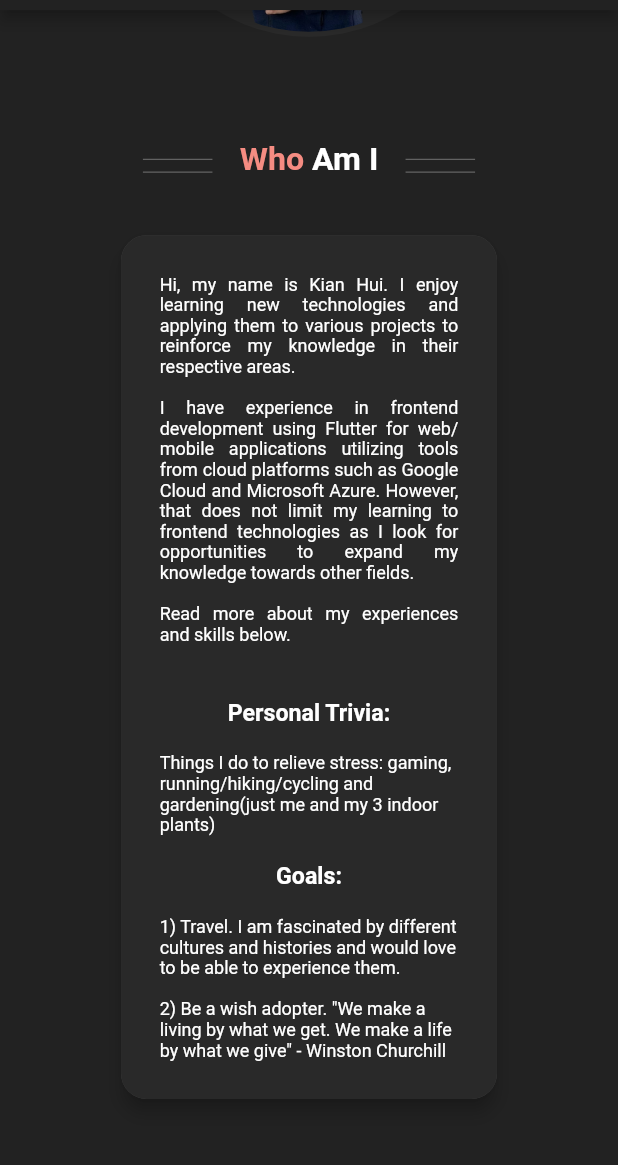
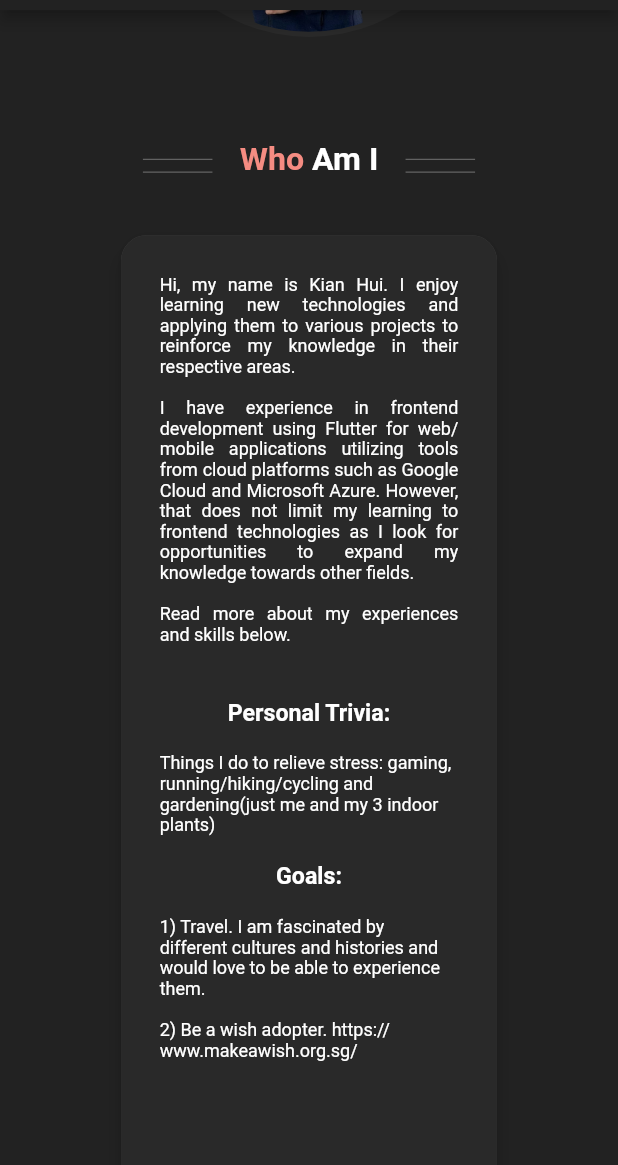
Before and after one commit to Kwang-Kian-Hui/portfolio-website-v2-flutter, a Flutter app: the screen it shows after launch, scrolled down 1152 dp, on a phone screen of 412 x 824 dp, the part 62-1227 px from its top. Run offline on Flutter 3.47's test engine with Material 2 defaults, Android fonts, the phone set to English and light mode, and no system bars; drawn by our look-alikes of scrollable_positioned_list; our stand-ins replace animated_background, carousel_slider, dotted_border, flutter_inset_box_shadow, flutter_riverpod, responsive_framework.

Commit message:
Update about_me_widget.dart

```diff
--- a/flutter_portfolio_website/lib/core/presentation/components/about_me_widget.dart
+++ b/flutter_portfolio_website/lib/core/presentation/components/about_me_widget.dart
@@ -186,9 +186,9 @@ class _AboutMeWidgetState extends State<AboutMeWidget> {
                                 ),
                                 SizedBox(
                                   width: double.infinity,
-                                  child: Text(
+                                  child: SelectableText(
                                     "1) Travel. I am fascinated by different cultures and histories and would love to be able to experience them."
-                                    "\n\n2) Be a wish adopter. \"We make a living by what we get. We make a life by what we give\" - Winston Churchill",
+                                    "\n\n2) Be a wish adopter. https://www.makeawish.org.sg/",
                                     maxLines: 35,
                                     style: AppStyles.roboto14,
                                   ),
```
